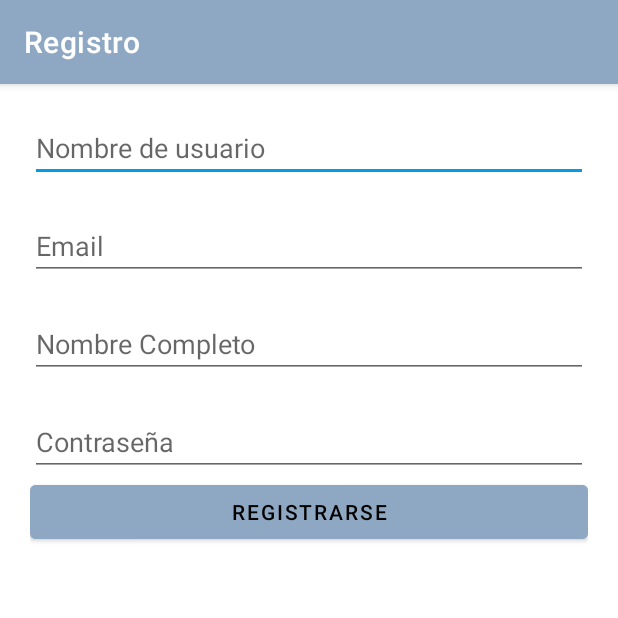
After one commit to jorge-barrio/FreestyleMeeting, an Android app: the RegisterActivity screen opened directly, with no data from a screen before it, on a phone screen of 412 x 824 dp, the top half of it. The commit adds this screen. Run offline under Robolectric (Android 15) with nearby library versions, the phone set to English and light mode, and no system bars; our stand-ins replace Firebase (no records; nobody signed in at launch, a user with empty details on screens opened directly).

Commit message:
login y registro con exito

```diff
--- a/app/src/main/AndroidManifest.xml
+++ b/app/src/main/AndroidManifest.xml
@@ -9,7 +9,8 @@
         android:roundIcon="@mipmap/ic_launcher_round"
         android:supportsRtl="true"
         android:theme="@style/Theme.FreestyleMeeting">
-        <activity android:name=".HomeActivity"></activity>
+        <activity android:name=".RegisterActivity"></activity>
+        <activity android:name=".HomeActivity" />
         <activity android:name=".authActivity">
             <intent-filter>
                 <action android:name="android.intent.action.MAIN" />
--- /dev/null
+++ b/app/src/main/java/Modelo/Pista.java
@@ -0,0 +1,6 @@
+package Modelo;
+
+public class Pista {
+    private String nombre;
+    private String dificultad;
+}
--- /dev/null
+++ b/app/src/main/java/com/example/freestylemeeting/RegisterActivity.java
@@ -0,0 +1,115 @@
+package com.example.freestylemeeting;
+
+import androidx.annotation.NonNull;
+import androidx.appcompat.app.AppCompatActivity;
+
+import android.content.Intent;
+import android.os.Bundle;
+import android.util.Log;
+import android.view.View;
+import android.widget.Button;
+import android.widget.EditText;
+import android.widget.Toast;
+
+import com.google.android.gms.tasks.OnCompleteListener;
+import com.google.android.gms.tasks.OnFailureListener;
+import com.google.android.gms.tasks.OnSuccessListener;
+import com.google.android.gms.tasks.Task;
+import com.google.firebase.auth.AuthResult;
+import com.google.firebase.auth.FirebaseAuth;
+import com.google.firebase.database.DatabaseReference;
+import com.google.firebase.database.FirebaseDatabase;
+import com.google.firebase.firestore.DocumentReference;
+import com.google.firebase.firestore.FirebaseFirestore;
+
+import java.util.HashMap;
+import java.util.Map;
+
+import Modelo.User;
+
+
+public class RegisterActivity extends AppCompatActivity {
+    private EditText editTextName;
+    private EditText editTextEmail;
+    private EditText editTextNombreCompleto;
+    private EditText editTextPassword;
+    private Button registerButton;
+    FirebaseAuth myAuth;
+    FirebaseFirestore myDatabase;
+
+    //Variables de datos a registrar
+    private String name = "";
+    private String email = "";
+    private String nombreCompleto = "";
+    private String password = "";
+    @Override
+    protected void onCreate(Bundle savedInstanceState) {
+        super.onCreate(savedInstanceState);
+        setContentView(R.layout.activity_register);
+        myAuth = FirebaseAuth.getInstance();
+        myDatabase = FirebaseFirestore.getInstance();
+        editTextName = (EditText) findViewById(R.id.editTextName);
+        editTextEmail = (EditText) findViewById(R.id.editTextEmail);
+        editTextNombreCompleto = (EditText) findViewById(R.id.editTextNombreCompleto);
+        editTextPassword = (EditText) findViewById(R.id.editTextPassword);
+        RegisterActivity.this.setTitle("Registro");
+        registerButton = (Button) findViewById(R.id.registerButton);
+        registerButton.setOnClickListener(new View.OnClickListener() {
+            @Override
+            public void onClick(View v) {
+                name = editTextName.getText().toString();
+                email = editTextEmail.getText().toString();
+                nombreCompleto = editTextNombreCompleto.getText().toString();
+                password = editTextPassword.getText().toString();
+                User usuario = new User(name,nombreCompleto,email,password);
+                if(!name.isEmpty() && !email.isEmpty() && !nombreCompleto.isEmpty() && !password.isEmpty()){
+                    if(password.length()>=6){
+                        registerUser(usuario);
+                    }else{
+                        Toast.makeText(RegisterActivity.this, "El password ha de tener 6 o más caracteres",Toast.LENGTH_SHORT).show();
+                    }
+
+
+                }else{
+                    Toast.makeText(RegisterActivity.this, "Se deben completar todos los campos",Toast.LENGTH_SHORT).show();
+                }
+
+            }
+        });
+    }
+    private void registerUser(User user){
+        myAuth.createUserWithEmailAndPassword(user.getEmail(),user.getPassword()).addOnCompleteListener(new OnCompleteListener<AuthResult>() {
+            @Override
+            public void onComplete(@NonNull Task<AuthResult> task) {
+                if(task.isSuccessful()){
+                    System.out.println("He entrado");
+                    Map<String,Object> map = new HashMap<>();
+                    map.put("nombre",user.getName());
+                    map.put("nombreCompleto",user.getNombreCompleto());
+                    map.put("email",user.getEmail());
+                    map.put("password",user.getPassword());
+
+                    String id = myAuth.getCurrentUser().getUid();
+                    myDatabase.collection("users").document(id).set(map);
+                    startActivity(new Intent(RegisterActivity.this,authActivity.class));
+                    finish();
+
+                /*add(map).addOnSuccessListener(new OnSuccessListener<DocumentReference>() {
+                        @Override
+                        public void onSuccess(DocumentReference documentReference) {
+
+                        }
+                    }).addOnFailureListener(new OnFailureListener() {
+                        @Override
+                        public void onFailure(@NonNull Exception e) {
+
+                        }
+                    });*/
+                }else{
+                    Toast.makeText(RegisterActivity.this, "El formato del email no es el adecuado", Toast.LENGTH_SHORT).show();
+                }
+            }
+        });
+
+    }
+}
--- a/app/src/main/res/layout/activity_home.xml
+++ b/app/src/main/res/layout/activity_home.xml
@@ -37,13 +37,13 @@
             android:orientation="horizontal">
 
             <Button
-                android:id="@+id/cerrrarSesion"
+                android:id="@+id/logOut"
                 android:layout_width="wrap_content"
                 android:layout_height="wrap_content"
                 android:layout_weight="1"
-                android:backgroundTint="@color/naranja"
+                android:backgroundTint="@color/azulOscuro"
                 android:text="Cerrar sesión"
-                android:textColor="@color/black" />
+                android:textColor="@color/white" />
 
         </LinearLayout>
     </LinearLayout>
--- /dev/null
+++ b/app/src/main/res/layout/activity_register.xml
@@ -0,0 +1,57 @@
+<?xml version="1.0" encoding="utf-8"?>
+<androidx.constraintlayout.widget.ConstraintLayout xmlns:android="http://schemas.android.com/apk/res/android"
+    xmlns:app="http://schemas.android.com/apk/res-auto"
+    xmlns:tools="http://schemas.android.com/tools"
+    android:layout_width="match_parent"
+    android:layout_height="match_parent"
+    android:padding="20dp"
+    tools:context=".RegisterActivity">
+
+    <LinearLayout
+        android:layout_width="match_parent"
+        android:layout_height="match_parent"
+        android:orientation="vertical"
+        tools:layout_editor_absoluteX="137dp"
+        tools:layout_editor_absoluteY="104dp">
+        <EditText
+            android:id = "@+id/editTextName"
+            android:layout_width="match_parent"
+            android:layout_height="wrap_content"
+            android:hint="Nombre de usuario"/>
+        <EditText
+            android:id = "@+id/editTextEmail"
+            android:layout_width="match_parent"
+            android:layout_height="wrap_content"
+            android:layout_marginTop="20dp"
+            android:hint="Email"/>
+        <EditText
+            android:id = "@+id/editTextNombreCompleto"
+            android:layout_width="match_parent"
+            android:layout_height="wrap_content"
+            android:layout_marginTop="20dp"
+            android:hint="Nombre Completo"/>
+        <EditText
+            android:id = "@+id/editTextPassword"
+            android:layout_width="match_parent"
+            android:layout_height="wrap_content"
+            android:layout_marginTop="20dp"
+            android:hint="Contraseña"/>
+        <LinearLayout
+            android:layout_width="match_parent"
+            android:layout_height="match_parent"
+            android:orientation ="vertical">
+
+            <Button
+                android:id="@+id/registerButton"
+                android:layout_width="match_parent"
+                android:layout_height="wrap_content"
+                android:text="Registrarse"
+                android:textColor="@color/black"
+                android:backgroundTint="@color/AzulClaro"
+                />
+
+        </LinearLayout>
+
+
+    </LinearLayout>
+</androidx.constraintlayout.widget.ConstraintLayout>
--- a/app/src/main/res/values/colors.xml
+++ b/app/src/main/res/values/colors.xml
@@ -14,5 +14,10 @@
     <color name ="azulOscuro">#2C384A</color>
     <color name ="coral">#FF8A65</color>
     <color name="gris">#ECEFF1</color>
+    <color name="AzulOscuro1">#161925</color>
+    <color name="AzulOscuro2">#23395B</color>
+    <color name="AzulOscuro3">#406E8E</color>
+    <color name="AzulClaro">#8EA8C3</color>
+    <color name="AzulClaro2">#CBF7ED</color>
 
 </resources>
--- a/app/src/main/res/values/themes.xml
+++ b/app/src/main/res/values/themes.xml
@@ -2,8 +2,8 @@
     <!-- Base application theme. -->
     <style name="Theme.FreestyleMeeting" parent="Theme.MaterialComponents.DayNight.DarkActionBar">
         <!-- Primary brand color. -->
-        <item name="colorPrimary">@color/amarillo</item>
-        <item name="colorPrimaryVariant">@color/ambar</item>
+        <item name="colorPrimary">@color/AzulClaro</item>
+        <item name="colorPrimaryVariant">@color/AzulOscuro2</item>
         <item name="colorOnPrimary">@color/white</item>
         <!-- Secondary brand color. -->
         <item name="colorSecondary">@color/azul</item>
```
Also changed, not shown: app/build.gradle (+6 -1 lines), app/src/main/java/Modelo/Estacion.java (added, +8 -0 lines), app/src/main/java/Modelo/User.java (added, +33 -0 lines), app/src/main/java/com/example/freestylemeeting/HomeActivity.java (+17 -1 lines), app/src/main/java/com/example/freestylemeeting/authActivity.java (+96 -3 lines), app/src/main/res/layout/activity_auth.xml (+22 -2 lines), app/src/main/res/drawable-v24/iconsnow.png (added), 34 other files.
